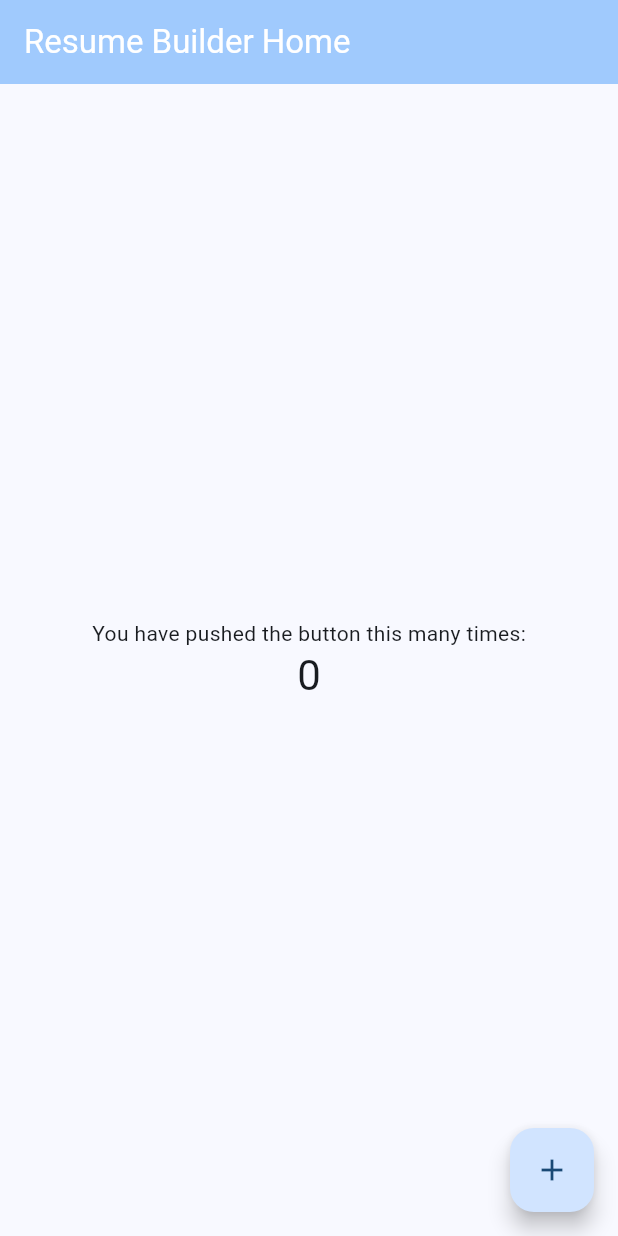
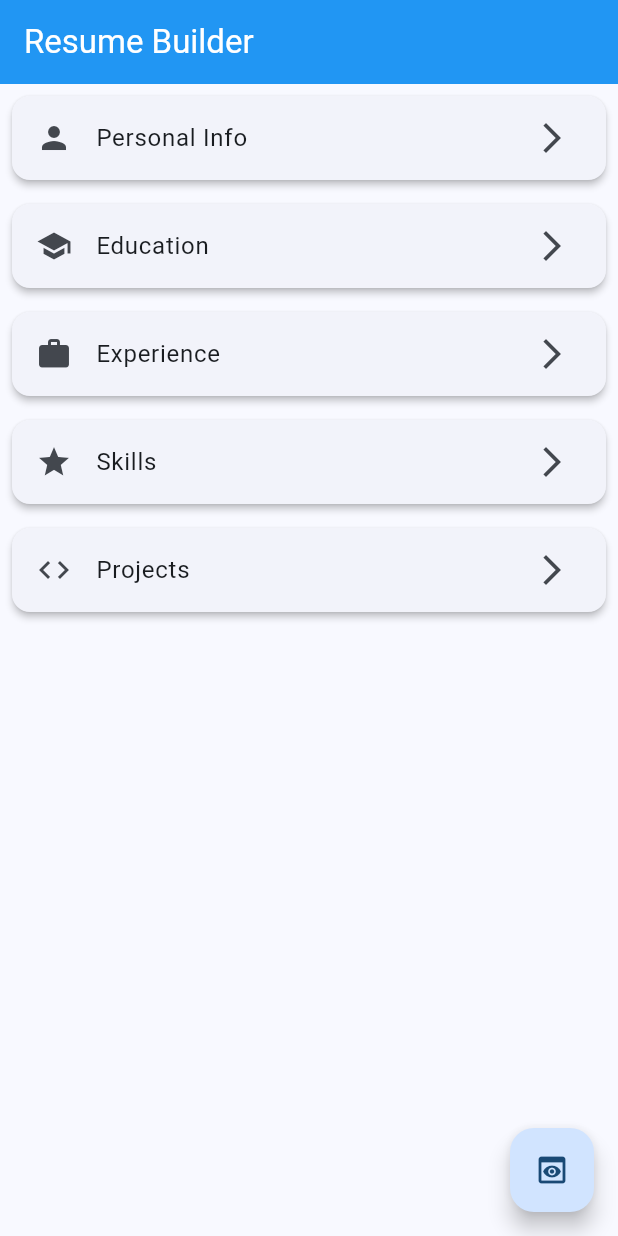
Before and after one commit to Trilok1110/resume_builder, a Flutter app: the screen it shows after launch, on a phone screen of 412 x 824 dp. Run offline on Flutter 3.47's test engine with Material 3 defaults, Android fonts, the phone set to English and light mode, and no system bars; our stand-ins replace sqflite; accounts and stored records are empty.

Commit message:
feat: add navigation and home screen feat: implement Personal Info , education , experience , skills ,projects CRUD form

```diff
--- a/lib/main.dart
+++ b/lib/main.dart
@@ -1,6 +1,7 @@
 import 'package:flutter/material.dart';
 import 'package:provider/provider.dart';
 import 'package:resume_builder/presantation/providers/resume_provider.dart';
+import 'package:resume_builder/presantation/screens/home_screen.dart';
 import 'core/theme.dart';
 
 void main() {
@@ -15,59 +16,8 @@ class MyApp extends StatelessWidget {
     return ChangeNotifierProvider(create: (_) => ResumeProvider() ,child:MaterialApp(
       title: 'Resume Builder',
       theme: AppTheme.theme,
-      home: const MyHomePage(title: 'Resume Builder Home'),
+      home:  const HomeScreen(),
     )
     );
   }
 }
-
-class MyHomePage extends StatefulWidget {
-  const MyHomePage({super.key, required this.title});
-
-  final String title;
-
-  @override
-  State<MyHomePage> createState() => _MyHomePageState();
-}
-
-class _MyHomePageState extends State<MyHomePage> {
-  // Add to _MyHomePageState initState or button:
-  @override
-
-  int _counter = 0;
-
-  void _incrementCounter() {
-    setState(() {
-      _counter++;
-    });
-  }
-
-  @override
-  Widget build(BuildContext context) {
-    return Scaffold(
-      appBar: AppBar(
-        backgroundColor: Theme.of(context).colorScheme.inversePrimary,
-        title: Text(widget.title),
-      ),
-      body: Center(
-        child: Column(
-          mainAxisAlignment: MainAxisAlignment.center,
-          children: <Widget>[
-            const Text(
-              'You have pushed the button this many times:',
-            ),
-            Text(
-              '$_counter',
-              style: Theme.of(context).textTheme.headlineMedium,
-            ),
-          ],
-        ),
-      ),
-      floatingActionButton: FloatingActionButton(
-        onPressed: _incrementCounter,
-        tooltip: 'Increment',
-        child: const Icon(Icons.add),
-      ),
-    );
-  }
-}
--- /dev/null
+++ b/lib/presantation/screens/home_screen.dart
@@ -0,0 +1,90 @@
+import 'package:flutter/material.dart';
+import 'package:provider/provider.dart';
+import 'package:resume_builder/presantation/screens/experience_screen.dart';
+import 'package:resume_builder/presantation/screens/personal_info_screen.dart';
+import 'package:resume_builder/presantation/screens/projects_screen.dart';
+import 'package:resume_builder/presantation/screens/skills_screen.dart';
+
+import '../providers/resume_provider.dart';
+import 'education_screen.dart';
+
+
+class HomeScreen extends StatelessWidget {
+  const HomeScreen({super.key});
+
+  @override
+  Widget build(BuildContext context) {
+    return Scaffold(
+      appBar: AppBar(title: const Text('Resume Builder')),
+      body: Consumer<ResumeProvider>(
+        builder: (context, provider, child) {
+          return ListView(
+            children: [
+              _buildSectionCard(
+                context,
+                'Personal Info',
+                Icons.person,
+                    () => Navigator.push(
+                  context,
+                  MaterialPageRoute(builder: (_) => const PersonalInfoScreen()),
+                ),
+              ),
+              _buildSectionCard(
+                context,
+                'Education',
+                Icons.school,
+                    () => Navigator.push(
+                  context,
+                  MaterialPageRoute(builder: (_) => const EducationScreen()),
+                ),
+              ),
+              _buildSectionCard(
+                context,
+                'Experience',
+                Icons.work,
+                    () => Navigator.push(
+                  context,
+                  MaterialPageRoute(builder: (_) => const ExperienceScreen()),
+                ),
+              ),
+              _buildSectionCard(
+                context,
+                'Skills',
+                Icons.star,
+                    () => Navigator.push(
+                  context,
+                  MaterialPageRoute(builder: (_) => const SkillsScreen()),
+                ),
+              ),
+              _buildSectionCard(
+                context,
+                'Projects',
+                Icons.code,
+                    () => Navigator.push(
+                  context,
+                  MaterialPageRoute(builder: (_) => const ProjectsScreen()),
+                ),
+              ),
+              const SizedBox(height: 80), // For FAB
+            ],
+          );
+        },
+      ),
+      floatingActionButton: FloatingActionButton(
+        onPressed: () => Navigator.pushNamed(context, '/preview'), // Stub
+        child: const Icon(Icons.preview),
+      ),
+    );
+  }
+
+  Widget _buildSectionCard(BuildContext context, String title, IconData icon, VoidCallback onTap) {
+    return Card(
+      child: ListTile(
+        leading: Icon(icon),
+        title: Text(title),
+        trailing: const Icon(Icons.arrow_forward_ios),
+        onTap: onTap,
+      ),
+    );
+  }
+}
```
Also changed, not shown: lib/presantation/screens/education_screen.dart (added, +101 -0 lines), lib/presantation/screens/experience_screen.dart (added, +83 -0 lines), lib/presantation/screens/personal_info_screen.dart (added, +87 -0 lines), lib/presantation/screens/projects_screen.dart (added, +80 -0 lines), lib/presantation/screens/skills_screen.dart (added, +76 -0 lines), lib/presantation/widgets/custom_text_field.dart (added, +30 -0 lines).
